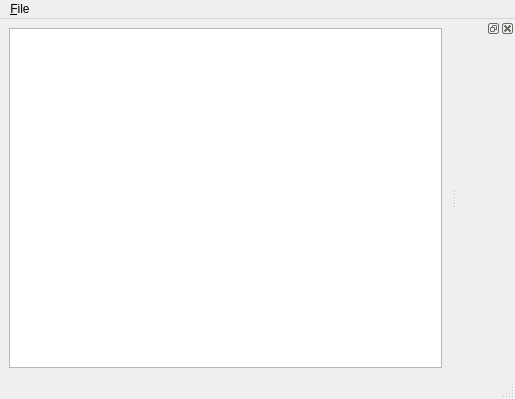
Qt form qtscod/ui/ui/MainWindow.ui (elemc/scod) before a commit.
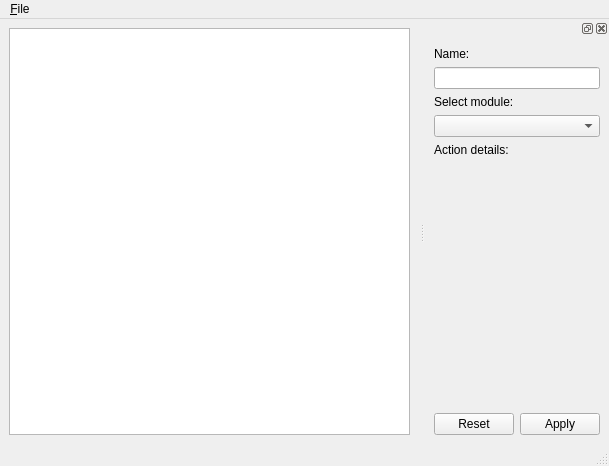
The same form after that commit.

Commit message: added right frame content in gui-form

The edit to the form file:
```diff
--- a/qtscod/ui/ui/MainWindow.ui
+++ b/qtscod/ui/ui/MainWindow.ui
@@ -6,8 +6,8 @@
    <rect>
     <x>0</x>
     <y>0</y>
-    <width>515</width>
-    <height>399</height>
+    <width>609</width>
+    <height>466</height>
    </rect>
   </property>
   <property name="windowTitle">
@@ -29,7 +29,7 @@
     <rect>
      <x>0</x>
      <y>0</y>
-     <width>515</width>
+     <width>609</width>
      <height>23</height>
     </rect>
    </property>
@@ -46,7 +46,80 @@
    <attribute name="dockWidgetArea">
     <number>2</number>
    </attribute>
-   <widget class="QWidget" name="dockWidgetContents"/>
+   <widget class="QWidget" name="dockWidgetContents">
+    <layout class="QVBoxLayout" name="verticalLayout_2">
+     <item>
+      <widget class="QLabel" name="labelName">
+       <property name="text">
+        <string>Name:</string>
+       </property>
+       <property name="buddy">
+        <cstring>lineEditName</cstring>
+       </property>
+      </widget>
+     </item>
+     <item>
+      <widget class="QLineEdit" name="lineEditName">
+       <property name="readOnly">
+        <bool>true</bool>
+       </property>
+      </widget>
+     </item>
+     <item>
+      <widget class="QLabel" name="labelModules">
+       <property name="text">
+        <string>Select module:</string>
+       </property>
+       <property name="buddy">
+        <cstring>comboBoxModules</cstring>
+       </property>
+      </widget>
+     </item>
+     <item>
+      <widget class="QComboBox" name="comboBoxModules"/>
+     </item>
+     <item>
+      <widget class="QLabel" name="labelActionsDetail">
+       <property name="text">
+        <string>Action details:</string>
+       </property>
+      </widget>
+     </item>
+     <item>
+      <widget class="QLabel" name="labelDetails">
+       <property name="text">
+        <string/>
+       </property>
+       <property name="alignment">
+        <set>Qt::AlignLeading|Qt::AlignLeft|Qt::AlignTop</set>
+       </property>
+       <property name="wordWrap">
+        <bool>true</bool>
+       </property>
+      </widget>
+     </item>
+     <item>
+      <spacer name="verticalSpacer">
+       <property name="orientation">
+        <enum>Qt::Vertical</enum>
+       </property>
+       <property name="sizeHint" stdset="0">
+        <size>
+         <width>20</width>
+         <height>40</height>
+        </size>
+       </property>
+      </spacer>
+     </item>
+     <item>
+      <widget class="QDialogButtonBox" name="buttonBoxDetails">
+       <property name="standardButtons">
+        <set>QDialogButtonBox::Apply|QDialogButtonBox::Reset</set>
+       </property>
+      </widget>
+     </item>
+    </layout>
+   </widget>
   </widget>
   <action name="actionFileExit">
    <property name="text">
```
Left out of the diff: 2 changed lines with no effect on the pictures. The commit also changes 7 other files.
